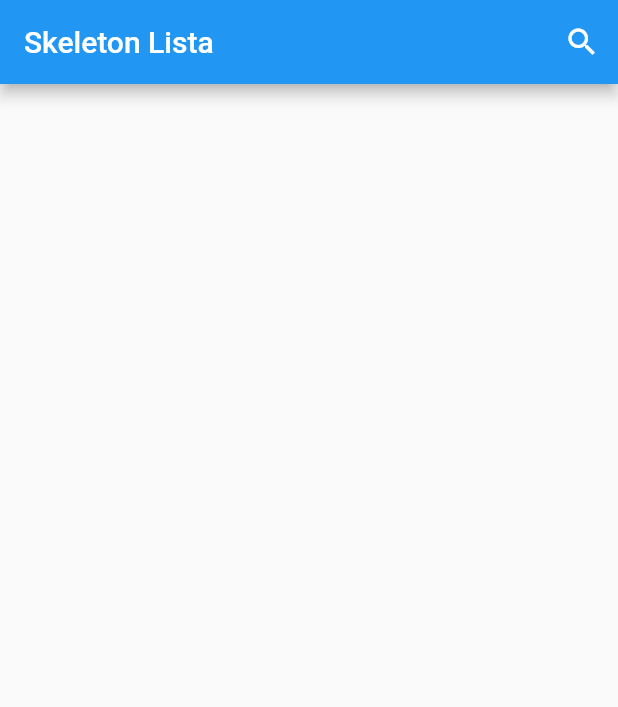
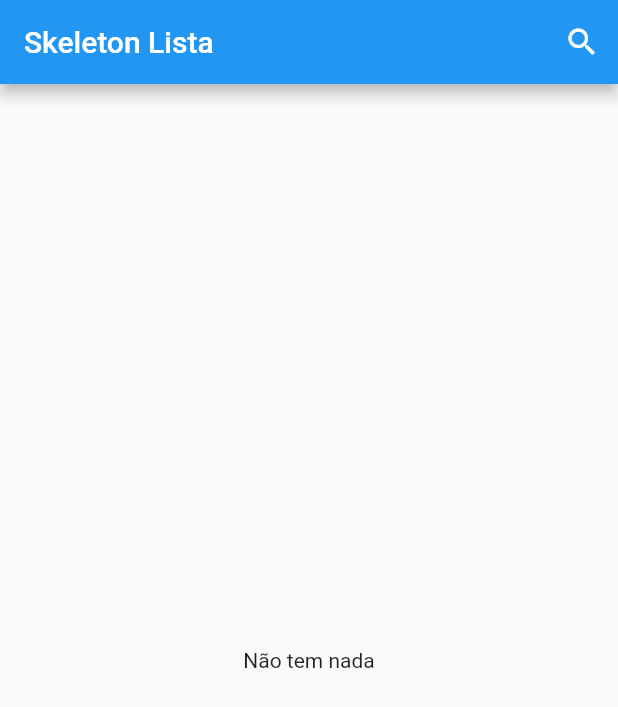
Before and after one commit to rodrigorahman/skeleton_flutter, a Flutter app: the screen it shows after launch, on a phone screen of 412 x 824 dp. Shown: the top 707 px of the screen. Run offline on Flutter 3.47's test engine with Material 2 defaults, Android fonts, the phone set to English and light mode, and no system bars; our stand-ins replace dio, shimmer.

```diff
--- a/lib/home_page.dart
+++ b/lib/home_page.dart
@@ -50,21 +50,25 @@ class _HomePageState extends State<HomePage> {
           if (!snapshot.hasData) {
             return Skeleton();
           } else {
-            if (snapshot.data.isEmpty) {
-              return Container();
-            } else {
-              var dados = snapshot.data;
-              return ListView.builder(
-                itemCount: dados.length,
+            var enderecos = snapshot.data;
+            return Visibility(
+              visible: enderecos.isNotEmpty,
+              replacement: Center(child:Text('Não tem nada')),
+              child: ListView.builder(
+                itemCount: enderecos.length,
                 itemBuilder: (_, index) {
+                  var endereco = enderecos[index];
                   return ListTile(
-                    leading: Icon(Icons.location_city, size: 50,),
-                    title: Text(dados[index].logradouro),
-                    subtitle: Text(dados[index].bairro),
+                    leading: Icon(
+                      Icons.location_city,
+                      size: 50,
+                    ),
+                    title: Text(endereco.endereco),
+                    subtitle: Text(endereco.bairro),
                   );
                 },
-              );
-            }
+              ),
+            );
           }
         },
       ),
```
